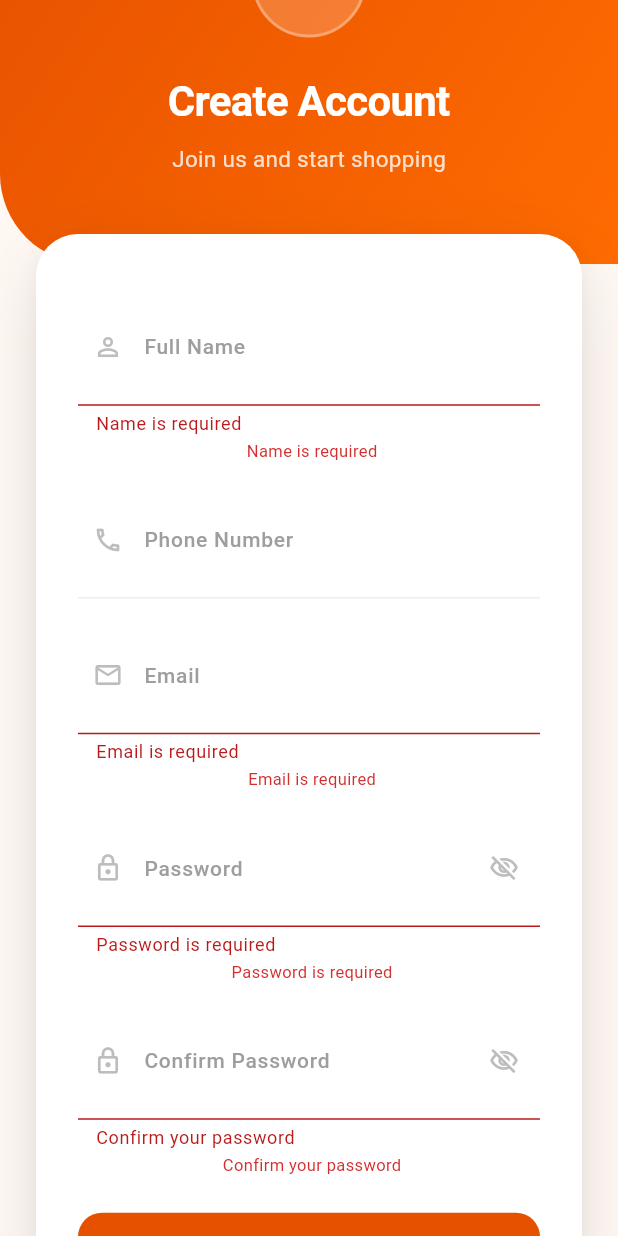
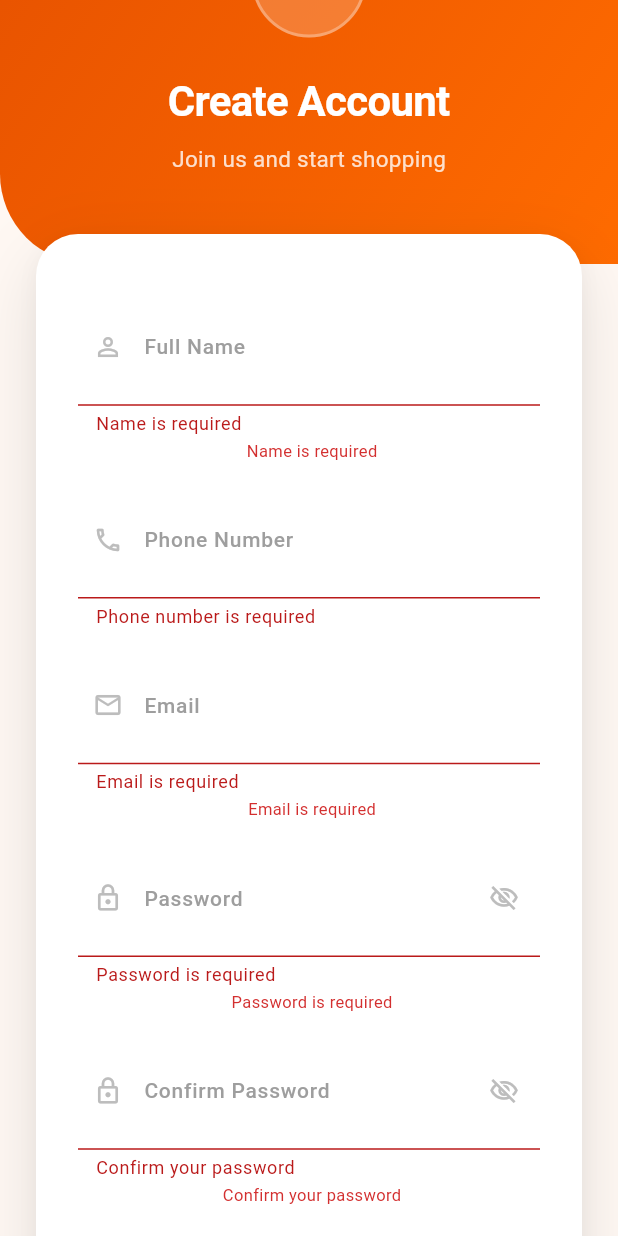
Before and after one commit to krishnamr1344-ship-it/Zipra, a Flutter app: the SignupPage screen opened directly, scrolled down 101 dp, after a tap on "Create Account", on a phone screen of 412 x 824 dp. Run offline on Flutter 3.47's test engine with Material 3 defaults, Android fonts, the phone set to English and light mode, and no system bars; our stand-ins replace flutter_map, flutter_secure_storage, geolocator, image_picker, latlong2, package_info_plus and 1 more; accounts and stored records are empty; network calls fail.

Commit message:
fix: replace Boss Tech with Zipra branding; add phone duplicate check and validation on signup
- Change 'Welcome to Boss Tech Delivery' → 'Welcome to Zipra' in signup success modal
- Add client-side email format + phone number validation before submitting
- Add backend phone number uniqueness check (previously only email was checked)
- Return specific error messages: 'Email already registered' / 'Phone number already registered'
  instead of generic 'Registration failed'
- Auto-login after signup was already working (token saved by ApiService.register)

```diff
--- a/lib/pages/signup_page.dart
+++ b/lib/pages/signup_page.dart
@@ -39,18 +39,24 @@ class _SignupPageState extends State<SignupPage> with SingleTickerProviderStateM
     _animCtl.forward();
   }
 
+  bool _isValidEmail(String e) => RegExp(r'^[^@\s]+@[^@\s]+\.[^@\s]+$').hasMatch(e);
+  bool _isValidPhone(String p) => RegExp(r'^\+?[1-9]\d{9,14}$').hasMatch(p);
+
   Future<void> _signup() async {
     setState(() {
-      _nameError = _nameCtl.text.trim().isEmpty ? 'Name is required' : null;
-      _emailError = _emailCtl.text.trim().isEmpty ? 'Email is required' : null;
-      _phoneError = null;
+      final name = _nameCtl.text.trim();
+      final email = _emailCtl.text.trim();
+      final phone = _phoneCtl.text.trim();
+      _nameError = name.isEmpty ? 'Name is required' : null;
+      _emailError = email.isEmpty ? 'Email is required' : (!_isValidEmail(email) ? 'Invalid email format' : null);
+      _phoneError = phone.isEmpty ? 'Phone number is required' : (!_isValidPhone(phone) ? 'Invalid phone number (10-15 digits)' : null);
       _passError = _passCtl.text.isEmpty ? 'Password is required' : null;
       _confirmError = _confirmPassCtl.text.isEmpty ? 'Confirm your password' : null;
       if (_passCtl.text.isNotEmpty && _confirmPassCtl.text.isNotEmpty && _passCtl.text != _confirmPassCtl.text) {
         _confirmError = 'Passwords do not match';
       }
     });
-    if (_nameError != null || _emailError != null || _passError != null || _confirmError != null) return;
+    if (_nameError != null || _emailError != null || _phoneError != null || _passError != null || _confirmError != null) return;
     setState(() => _loading = true);
     try {
       await ApiService().register(_nameCtl.text.trim(), _emailCtl.text.trim(), _phoneCtl.text.trim(), _passCtl.text);
@@ -60,7 +66,7 @@ class _SignupPageState extends State<SignupPage> with SingleTickerProviderStateM
       await SuccessModal.show(
         context,
         title: 'Account Created Successfully',
-        subtitle: 'Welcome to Boss Tech Delivery',
+        subtitle: 'Welcome to Zipra',
         description: 'Your account is ready. Start shopping now.',
         primaryLabel: 'Continue Shopping',
         secondaryLabel: 'View Profile',
```
Also changed, not shown: 1 other file.
